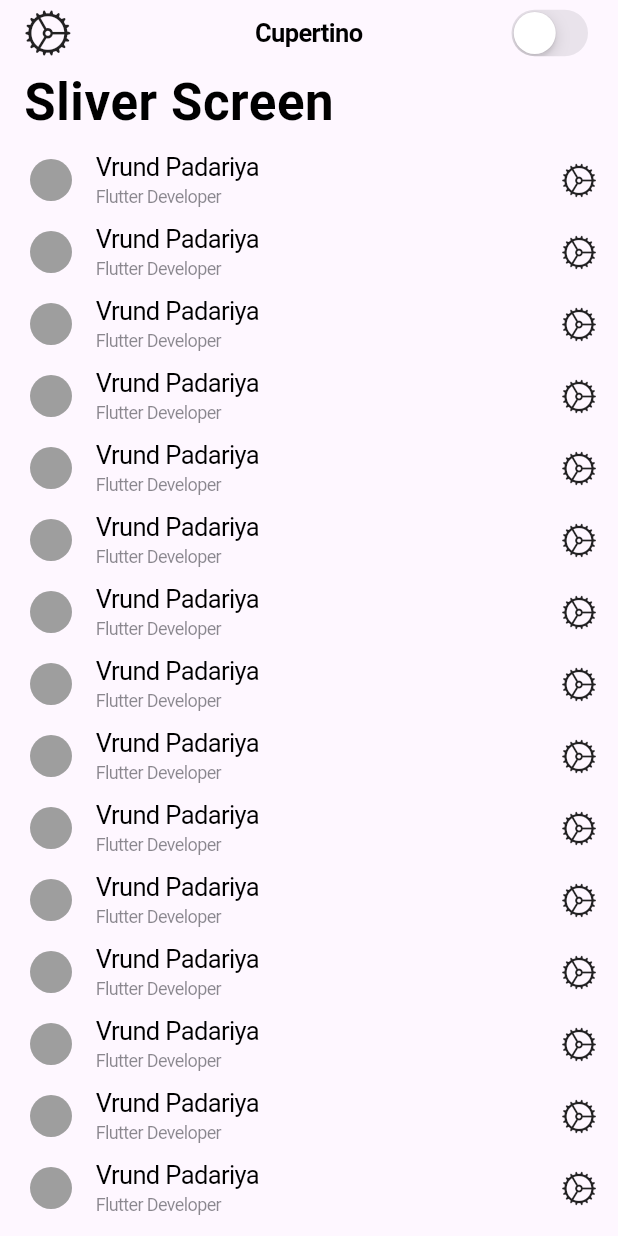
After one commit to Iamgauravkanani/Platform_Convertor_Provider_Flutter_App, a Flutter app: the CupertinoSliverScreen screen opened directly, on a phone screen of 412 x 824 dp. The commit adds this screen. Run offline on Flutter 3.47's test engine with Material 3 defaults, Android fonts, the phone set to English and light mode, and no system bars; network calls fail.

Commit message:
Cupertino Sliver Screen

```diff
--- a/lib/Modules/App/Components/Cupertino_Tabs/Settings_Screen/Views/settings_screen.dart
+++ /dev/null
@@ -1,27 +0,0 @@
-import 'package:flutter/cupertino.dart';
-import 'package:provider/provider.dart';
-import '../../../../../utils/Platform_Provider/Provider/platform_provider.dart';
-
-class Settings_Screen extends StatelessWidget {
-  const Settings_Screen({super.key});
-
-  @override
-  Widget build(BuildContext context) {
-    return CupertinoPageScaffold(
-      navigationBar: CupertinoNavigationBar(
-        leading: const Icon(CupertinoIcons.home),
-        middle: const Text("Home Screen"),
-        trailing: CupertinoSwitch(
-          value: Provider.of<PlatformProvider>(context, listen: true)
-              .platform
-              .isIos,
-          onChanged: (val) {
-            Provider.of<PlatformProvider>(context, listen: false)
-                .changePlatform();
-          },
-        ),
-      ),
-      child: Center(child: Text("Hello I am Settings Screen")),
-    );
-  }
-}
--- /dev/null
+++ b/lib/Modules/App/Components/Cupertino_Tabs/Sliver_Screen/Views/cupertino_sliver_screen.dart
@@ -0,0 +1,264 @@
+import 'package:flutter/cupertino.dart';
+import 'package:flutter/material.dart';
+import 'package:provider/provider.dart';
+import '../../../../../utils/Platform_Provider/Provider/platform_provider.dart';
+
+class CupertinoSliverScreen extends StatelessWidget {
+  const CupertinoSliverScreen({super.key});
+
+  @override
+  Widget build(BuildContext context) {
+    return CupertinoPageScaffold(
+      child: CustomScrollView(
+        slivers: [
+          CupertinoSliverNavigationBar(
+            middle: const Text("Cupertino"),
+            leading: const Icon(CupertinoIcons.settings),
+            largeTitle: const Text("Sliver Screen"),
+            trailing: CupertinoSwitch(
+              value: Provider.of<PlatformProvider>(context, listen: true)
+                  .platform
+                  .isIos,
+              onChanged: (val) {
+                Provider.of<PlatformProvider>(context, listen: false)
+                    .changePlatform();
+              },
+            ),
+          ),
+          const SliverFillRemaining(
+            child: SingleChildScrollView(
+              child: Column(
+                children: [
+                  CupertinoListTile(
+                    title: Text("Vrund Padariya"),
+                    subtitle: Text("Flutter Developer"),
+                    leading: CircleAvatar(
+                      backgroundColor: Colors.grey,
+                    ),
+                    trailing: Icon(CupertinoIcons.settings),
+                  ),
+                  CupertinoListTile(
+                    title: Text("Vrund Padariya"),
+                    subtitle: Text("Flutter Developer"),
+                    leading: CircleAvatar(
+                      backgroundColor: Colors.grey,
+                    ),
+                    trailing: Icon(CupertinoIcons.settings),
+                  ),
+                  CupertinoListTile(
+                    title: Text("Vrund Padariya"),
+                    subtitle: Text("Flutter Developer"),
+                    leading: CircleAvatar(
+                      backgroundColor: Colors.grey,
+                    ),
+                    trailing: Icon(CupertinoIcons.settings),
+                  ),
+                  CupertinoListTile(
+                    title: Text("Vrund Padariya"),
+                    subtitle: Text("Flutter Developer"),
+                    leading: CircleAvatar(
+                      backgroundColor: Colors.grey,
+                    ),
+                    trailing: Icon(CupertinoIcons.settings),
+                  ),
+                  CupertinoListTile(
+                    title: Text("Vrund Padariya"),
+                    subtitle: Text("Flutter Developer"),
+                    leading: CircleAvatar(
+                      backgroundColor: Colors.grey,
+                    ),
+                    trailing: Icon(CupertinoIcons.settings),
+                  ),
+                  CupertinoListTile(
+                    title: Text("Vrund Padariya"),
+                    subtitle: Text("Flutter Developer"),
+                    leading: CircleAvatar(
+                      backgroundColor: Colors.grey,
+                    ),
+                    trailing: Icon(CupertinoIcons.settings),
+                  ),
+                  CupertinoListTile(
+                    title: Text("Vrund Padariya"),
+                    subtitle: Text("Flutter Developer"),
+                    leading: CircleAvatar(
+                      backgroundColor: Colors.grey,
+                    ),
+                    trailing: Icon(CupertinoIcons.settings),
+                  ),
+                  CupertinoListTile(
+                    title: Text("Vrund Padariya"),
+                    subtitle: Text("Flutter Developer"),
+                    leading: CircleAvatar(
+                      backgroundColor: Colors.grey,
+                    ),
+                    trailing: Icon(CupertinoIcons.settings),
+                  ),
+                  CupertinoListTile(
+                    title: Text("Vrund Padariya"),
+                    subtitle: Text("Flutter Developer"),
+                    leading: CircleAvatar(
+                      backgroundColor: Colors.grey,
+                    ),
+                    trailing: Icon(CupertinoIcons.settings),
+                  ),
+                  CupertinoListTile(
+                    title: Text("Vrund Padariya"),
+                    subtitle: Text("Flutter Developer"),
+                    leading: CircleAvatar(
+                      backgroundColor: Colors.grey,
+                    ),
+                    trailing: Icon(CupertinoIcons.settings),
+                  ),
+                  CupertinoListTile(
+                    title: Text("Vrund Padariya"),
+                    subtitle: Text("Flutter Developer"),
+                    leading: CircleAvatar(
+                      backgroundColor: Colors.grey,
+                    ),
+                    trailing: Icon(CupertinoIcons.settings),
+                  ),
+                  CupertinoListTile(
+                    title: Text("Vrund Padariya"),
+                    subtitle: Text("Flutter Developer"),
+                    leading: CircleAvatar(
+                      backgroundColor: Colors.grey,
+                    ),
+                    trailing: Icon(CupertinoIcons.settings),
+                  ),
+                  CupertinoListTile(
+                    title: Text("Vrund Padariya"),
+                    subtitle: Text("Flutter Developer"),
+                    leading: CircleAvatar(
+                      backgroundColor: Colors.grey,
+                    ),
+                    trailing: Icon(CupertinoIcons.settings),
+                  ),
+                  CupertinoListTile(
+                    title: Text("Vrund Padariya"),
+                    subtitle: Text("Flutter Developer"),
+                    leading: CircleAvatar(
+                      backgroundColor: Colors.grey,
+                    ),
+                    trailing: Icon(CupertinoIcons.settings),
+                  ),
+                  CupertinoListTile(
+                    title: Text("Vrund Padariya"),
+                    subtitle: Text("Flutter Developer"),
+                    leading: CircleAvatar(
+                      backgroundColor: Colors.grey,
+                    ),
+                    trailing: Icon(CupertinoIcons.settings),
+                  ),
+                  CupertinoListTile(
+                    title: Text("Vrund Padariya"),
+                    subtitle: Text("Flutter Developer"),
+                    leading: CircleAvatar(
+                      backgroundColor: Colors.grey,
+                    ),
+                    trailing: Icon(CupertinoIcons.settings),
+                  ),
+                  CupertinoListTile(
+                    title: Text("Vrund Padariya"),
+                    subtitle: Text("Flutter Developer"),
+                    leading: CircleAvatar(
+                      backgroundColor: Colors.grey,
+                    ),
+                    trailing: Icon(CupertinoIcons.settings),
+                  ),
+                  CupertinoListTile(
+                    title: Text("Vrund Padariya"),
+                    subtitle: Text("Flutter Developer"),
+                    leading: CircleAvatar(
+                      backgroundColor: Colors.grey,
+                    ),
+                    trailing: Icon(CupertinoIcons.settings),
+                  ),
+                  CupertinoListTile(
+                    title: Text("Vrund Padariya"),
+                    subtitle: Text("Flutter Developer"),
+                    leading: CircleAvatar(
+                      backgroundColor: Colors.grey,
+                    ),
+                    trailing: Icon(CupertinoIcons.settings),
+                  ),
+                  CupertinoListTile(
+                    title: Text("Vrund Padariya"),
+                    subtitle: Text("Flutter Developer"),
+                    leading: CircleAvatar(
+                      backgroundColor: Colors.grey,
+                    ),
+                    trailing: Icon(CupertinoIcons.settings),
+                  ),
+                  CupertinoListTile(
+                    title: Text("Vrund Padariya"),
+                    subtitle: Text("Flutter Developer"),
+                    leading: CircleAvatar(
+                      backgroundColor: Colors.grey,
+                    ),
+                    trailing: Icon(CupertinoIcons.settings),
+                  ),
+                  CupertinoListTile(
+                    title: Text("Vrund Padariya"),
+                    subtitle: Text("Flutter Developer"),
+                    leading: CircleAvatar(
+                      backgroundColor: Colors.grey,
+                    ),
+                    trailing: Icon(CupertinoIcons.settings),
+                  ),
+                  CupertinoListTile(
+                    title: Text("Vrund Padariya"),
+                    subtitle: Text("Flutter Developer"),
+                    leading: CircleAvatar(
+                      backgroundColor: Colors.grey,
+                    ),
+                    trailing: Icon(CupertinoIcons.settings),
+                  ),
+                  CupertinoListTile(
+                    title: Text("Vrund Padariya"),
+                    subtitle: Text("Flutter Developer"),
+                    leading: CircleAvatar(
+                      backgroundColor: Colors.grey,
+                    ),
+                    trailing: Icon(CupertinoIcons.settings),
+                  ),
+                  CupertinoListTile(
+                    title: Text("Vrund Padariya"),
+                    subtitle: Text("Flutter Developer"),
+                    leading: CircleAvatar(
+                      backgroundColor: Colors.grey,
+                    ),
+                    trailing: Icon(CupertinoIcons.settings),
+                  ),
+                  CupertinoListTile(
+                    title: Text("Vrund Padariya"),
+                    subtitle: Text("Flutter Developer"),
+                    leading: CircleAvatar(
+                      backgroundColor: Colors.grey,
+                    ),
+                    trailing: Icon(CupertinoIcons.settings),
+                  ),
+                  CupertinoListTile(
+                    title: Text("Vrund Padariya"),
+                    subtitle: Text("Flutter Developer"),
+                    leading: CircleAvatar(
+                      backgroundColor: Colors.grey,
+                    ),
+                    trailing: Icon(CupertinoIcons.settings),
+                  ),
+                  CupertinoListTile(
+                    title: Text("Vrund Padariya"),
+                    subtitle: Text("Flutter Developer"),
+                    leading: CircleAvatar(
+                      backgroundColor: Colors.grey,
+                    ),
+                    trailing: Icon(CupertinoIcons.settings),
+                  ),
+                ],
+              ),
+            ),
+          ),
+        ],
+      ),
+    );
+  }
+}
--- a/lib/Modules/App/Cupertino_Screen/Views/cupertino_screen.dart
+++ b/lib/Modules/App/Cupertino_Screen/Views/cupertino_screen.dart
@@ -1,11 +1,16 @@
 import 'package:flutter/cupertino.dart';
 import 'package:platform_convertor_11/Modules/App/Components/Cupertino_Tabs/Call_Screen/Views/call_screen.dart';
 import 'package:platform_convertor_11/Modules/App/Components/Cupertino_Tabs/Message_Screen/Views/message_screen.dart';
-import 'package:platform_convertor_11/Modules/App/Components/Cupertino_Tabs/Settings_Screen/Views/settings_screen.dart';
+
+import 'package:platform_convertor_11/Modules/App/Components/Cupertino_Tabs/Sliver_Screen/Views/cupertino_sliver_screen.dart';
 
 class Cupertino_Screen extends StatelessWidget {
   Cupertino_Screen({super.key});
-  List<Widget> pages = [Call_Screen(), Message_Screen(), Settings_Screen()];
+  List<Widget> pages = [
+    Call_Screen(),
+    Message_Screen(),
+    CupertinoSliverScreen()
+  ];
   @override
   Widget build(BuildContext context) {
     return CupertinoTabScaffold(
@@ -16,7 +21,8 @@ class Cupertino_Screen extends StatelessWidget {
             BottomNavigationBarItem(
                 icon: Icon(CupertinoIcons.chat_bubble), label: "Message"),
             BottomNavigationBarItem(
-                icon: Icon(CupertinoIcons.settings), label: "Settings"),
+                icon: Icon(CupertinoIcons.list_bullet_below_rectangle),
+                label: "Slivers"),
           ],
         ),
         tabBuilder: (ctx, i) {
--- a/lib/Modules/App/Material_Screen/Views/material_screen.dart
+++ b/lib/Modules/App/Material_Screen/Views/material_screen.dart
@@ -20,10 +20,10 @@ class Material_Screen extends StatelessWidget {
   Widget build(BuildContext context) {
     return Scaffold(
       bottomNavigationBar: BottomNavigationBar(
-        backgroundColor: Colors.green,
+        // backgroundColor: Colors.green,
         iconSize: 24,
         selectedFontSize: 18,
-        selectedItemColor: Colors.yellow,
+        // selectedItemColor: Colors.yellow,
         showSelectedLabels: true,
         showUnselectedLabels: true,
         selectedLabelStyle: TextStyle(fontWeight: FontWeight.bold),
@@ -39,8 +39,7 @@ class Material_Screen extends StatelessWidget {
         items: const <BottomNavigationBarItem>[
           BottomNavigationBarItem(icon: Icon(Icons.phone), label: "call"),
           BottomNavigationBarItem(icon: Icon(Icons.message), label: "message"),
-          BottomNavigationBarItem(
-              icon: Icon(Icons.settings), label: "settings"),
+          BottomNavigationBarItem(icon: Icon(Icons.list), label: "slivers"),
         ],
       ),
       body: PageView(
```
